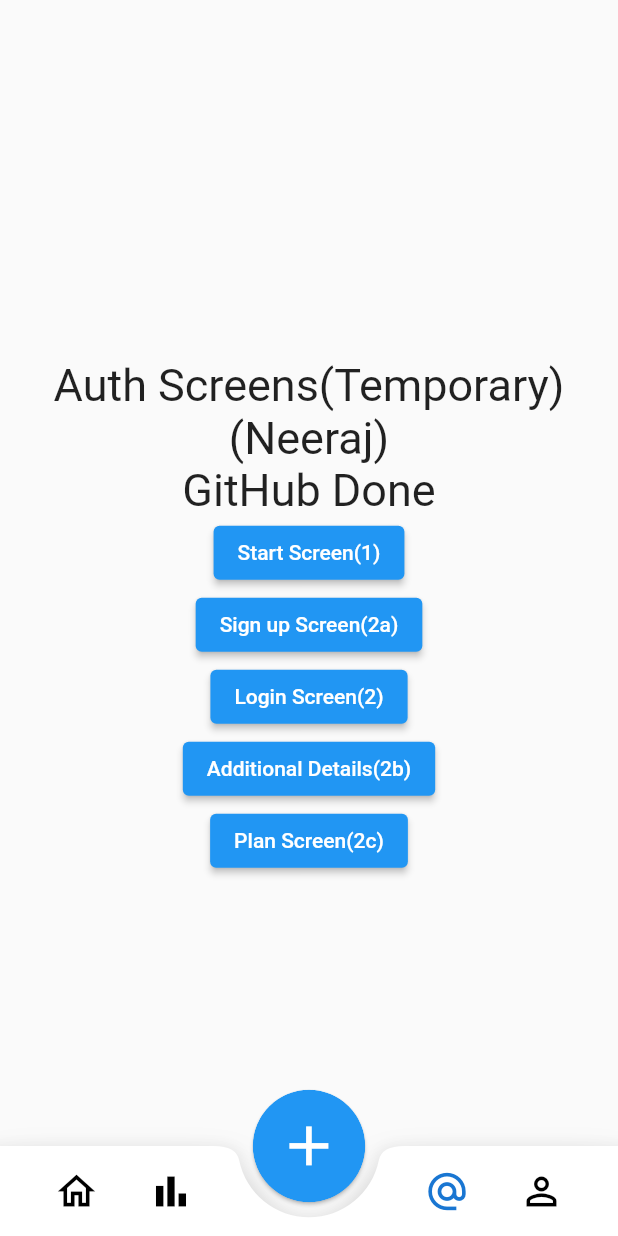
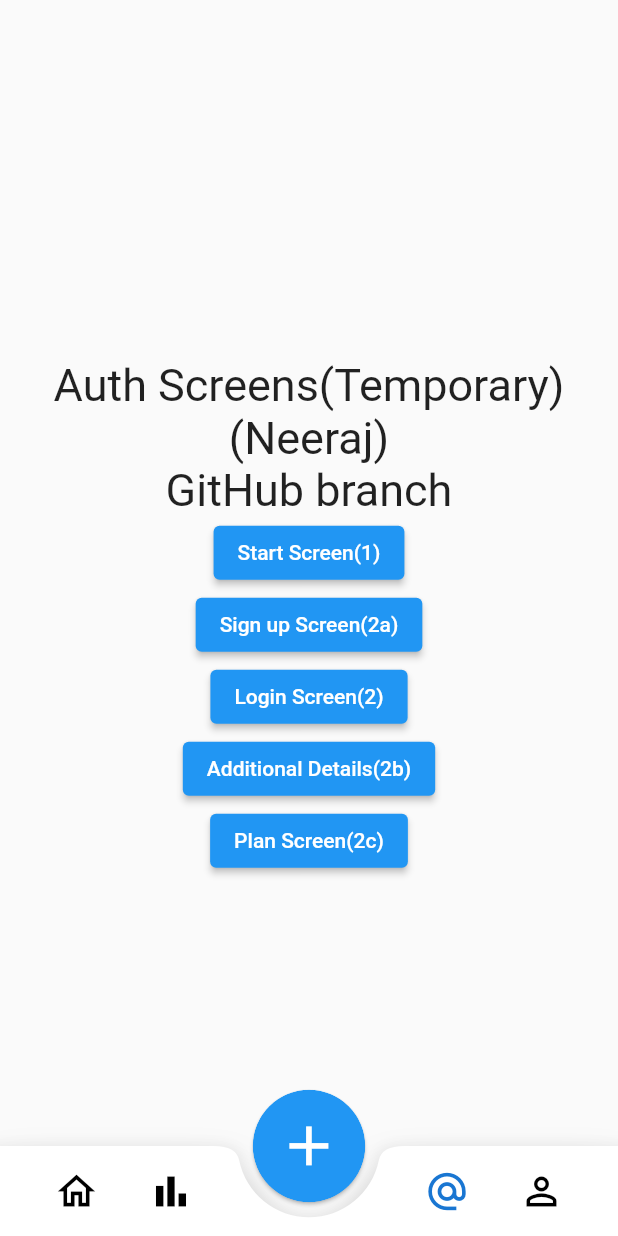
Before and after one commit to AadityaCholayil/DietMate, a Flutter app: the screen it shows after launch, swiped to page 3, on a phone screen of 412 x 824 dp. Run offline on Flutter 3.47's test engine with Material 2 defaults, Android fonts, the phone set to English and light mode, and no system bars; our stand-ins replace preload_page_view.

Commit message:
Neeraj github branch

```diff
--- a/lib/pages/neeraj_temp.dart
+++ b/lib/pages/neeraj_temp.dart
@@ -19,7 +19,7 @@ class _NeerajTempState extends State<NeerajTemp> {
             mainAxisAlignment: MainAxisAlignment.center,
             children: [
               Text(
-                'Auth Screens(Temporary)\n(Neeraj)\nGitHub Done',
+                'Auth Screens(Temporary)\n(Neeraj)\nGitHub branch',
                 style: TextStyle(
                   fontSize: 30,
                 ),
```
